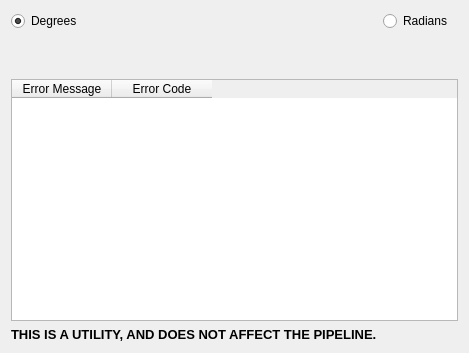
Above: Source/Plugins/OrientationAnalysis/FilterParameterWidgets/UI_Files/OrientationUtilityWidget.ui from BlueQuartzSoftware/DREAM3D before the change. Below: the same form after it.
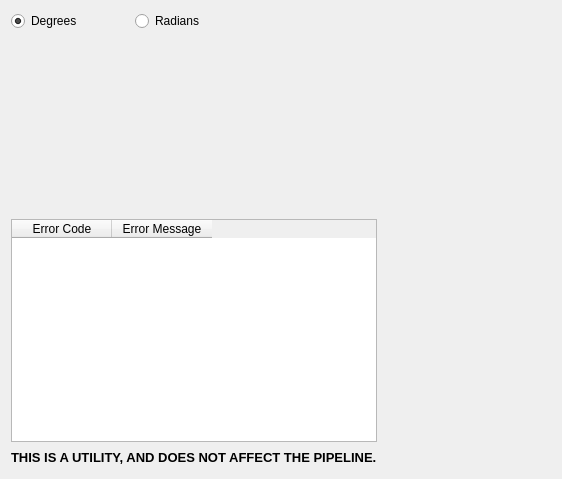
That is the form after the change. Custom widgets are drawn as their Qt base class.

Commit message: Fixing error code/message table order. Consolidating some duplicate slots. Cleaned up tab order for all widgets. Added horizontal spacers so that each widget doesn't stretch too far.

```diff
--- a/Source/Plugins/OrientationAnalysis/FilterParameterWidgets/UI_Files/OrientationUtilityWidget.ui
+++ b/Source/Plugins/OrientationAnalysis/FilterParameterWidgets/UI_Files/OrientationUtilityWidget.ui
@@ -6,14 +6,21 @@
    <rect>
     <x>0</x>
     <y>0</y>
-    <width>441</width>
-    <height>353</height>
+    <width>562</width>
+    <height>479</height>
    </rect>
   </property>
   <property name="windowTitle">
    <string>Form</string>
   </property>
-  <layout class="QGridLayout" name="gridLayout" columnstretch="0,0,0">
+  <layout class="QGridLayout" name="gridLayout">
+   <item row="0" column="1">
+    <widget class="QRadioButton" name="radiansBtn">
+     <property name="text">
+      <string>Radians</string>
+     </property>
+    </widget>
+   </item>
    <item row="0" column="0">
     <widget class="QRadioButton" name="degreesBtn">
      <property name="text">
@@ -24,71 +31,181 @@
      </property>
     </widget>
    </item>
-   <item row="9" column="0" colspan="3">
-    <widget class="QTableWidget" name="errorTable">
-     <attribute name="verticalHeaderVisible">
-      <bool>false</bool>
-     </attribute>
-     <column>
-      <property name="text">
-       <string>Error Message</string>
-      </property>
-     </column>
-     <column>
-      <property name="text">
-       <string>Error Code</string>
-      </property>
-     </column>
-    </widget>
+   <item row="6" column="3">
+    <spacer name="horizontalSpacer_7">
+     <property name="orientation">
+      <enum>Qt::Horizontal</enum>
+     </property>
+     <property name="sizeHint" stdset="0">
+      <size>
+       <width>185</width>
+       <height>20</height>
+      </size>
+     </property>
+    </spacer>
    </item>
-   <item row="4" column="0" colspan="3">
-    <widget class="AxisAngleWidget" name="axisAngleWidget" native="true"/>
+   <item row="3" column="3">
+    <spacer name="horizontalSpacer_4">
+     <property name="orientation">
+      <enum>Qt::Horizontal</enum>
+     </property>
+     <property name="sizeHint" stdset="0">
+      <size>
+       <width>185</width>
+       <height>20</height>
+      </size>
+     </property>
+    </spacer>
+   </item>
+   <item row="7" column="3">
+    <spacer name="horizontalSpacer_8">
+     <property name="orientation">
+      <enum>Qt::Horizontal</enum>
+     </property>
+     <property name="sizeHint" stdset="0">
+      <size>
+       <width>185</width>
+       <height>20</height>
+      </size>
+     </property>
+    </spacer>
+   </item>
+   <item row="4" column="3">
+    <spacer name="horizontalSpacer_5">
+     <property name="orientation">
+      <enum>Qt::Horizontal</enum>
+     </property>
+     <property name="sizeHint" stdset="0">
+      <size>
+       <width>185</width>
+       <height>20</height>
+      </size>
+     </property>
+    </spacer>
+   </item>
+   <item row="0" column="2" colspan="2">
+    <spacer name="horizontalSpacer">
+     <property name="orientation">
+      <enum>Qt::Horizontal</enum>
+     </property>
+     <property name="sizeHint" stdset="0">
+      <size>
+       <width>40</width>
+       <height>20</height>
+      </size>
+     </property>
+    </spacer>
+   </item>
+   <item row="5" column="3">
+    <spacer name="horizontalSpacer_6">
+     <property name="orientation">
+      <enum>Qt::Horizontal</enum>
+     </property>
+     <property name="sizeHint" stdset="0">
+      <size>
+       <width>185</width>
+       <height>20</height>
+      </size>
+     </property>
+    </spacer>
+   </item>
+   <item row="1" column="3">
+    <spacer name="horizontalSpacer_2">
+     <property name="orientation">
+      <enum>Qt::Horizontal</enum>
+     </property>
+     <property name="sizeHint" stdset="0">
+      <size>
+       <width>185</width>
+       <height>20</height>
+      </size>
+     </property>
+    </spacer>
+   </item>
+   <item row="2" column="3">
+    <spacer name="horizontalSpacer_3">
+     <property name="orientation">
+      <enum>Qt::Horizontal</enum>
+     </property>
+     <property name="sizeHint" stdset="0">
+      <size>
+       <width>185</width>
+       <height>20</height>
+      </size>
+     </property>
+    </spacer>
    </item>
    <item row="2" column="0" colspan="3">
+    <widget class="CubochoricWidget" name="cubochoricWidget" native="true"/>
+   </item>
+   <item row="5" column="0" colspan="3">
+    <widget class="OmWidget" name="omWidget" native="true"/>
+   </item>
+   <item row="4" column="0" colspan="3">
+    <widget class="HomochoricWidget" name="homochoricWidget" native="true"/>
+   </item>
+   <item row="6" column="0" colspan="3">
     <widget class="QuatWidget" name="quatWidget" native="true"/>
    </item>
-   <item row="10" column="0">
-    <widget class="QLabel" name="label">
-     <property name="text">
-      <string>&lt;html&gt;&lt;head/&gt;&lt;body&gt;&lt;p&gt;&lt;span style=&quot; font-size:10pt; font-weight:600;&quot;&gt;THIS IS A UTILITY, AND DOES NOT AFFECT THE PIPELINE.&lt;/span&gt;&lt;/p&gt;&lt;/body&gt;&lt;/html&gt;</string>
-     </property>
-    </widget>
-   </item>
-   <item row="0" column="1">
-    <widget class="QRadioButton" name="radiansBtn">
-     <property name="text">
-      <string>Radians</string>
-     </property>
-    </widget>
-   </item>
    <item row="3" column="0" colspan="3">
-    <widget class="OmWidget" name="omWidget" native="true"/>
-   </item>
-   <item row="1" column="0" colspan="3">
     <widget class="EulerWidget" name="eulerWidget" native="true"/>
    </item>
    <item row="7" column="0" colspan="3">
-    <widget class="CubochoricWidget" name="cubochoricWidget" native="true"/>
-   </item>
-   <item row="5" column="0" colspan="3">
     <widget class="RodriguesWidget" name="rodriguesWidget" native="true"/>
    </item>
-   <item row="6" column="0" colspan="3">
-    <widget class="HomochoricWidget" name="homochoricWidget" native="true"/>
+   <item row="1" column="0" colspan="3">
+    <widget class="AxisAngleWidget" name="axisAngleWidget" native="true"/>
    </item>
-   <item row="0" column="2">
-    <spacer name="horizontalSpacer">
+   <item row="9" column="0" colspan="3">
+    <widget class="QLabel" name="label">
+     <property name="text">
+      <string>&lt;html&gt;&lt;head/&gt;&lt;body&gt;&lt;p&gt;&lt;span style=&quot; font-size:10pt; font-weight:600;&quot;&gt;THIS IS A UTILITY, AND DOES NOT AFFECT THE PIPELINE.&lt;/span&gt;&lt;/p&gt;&lt;/body&gt;&lt;/html&gt;</string>
+     </property>
+    </widget>
+   </item>
+   <item row="8" column="3">
+    <spacer name="horizontalSpacer_9">
      <property name="orientation">
       <enum>Qt::Horizontal</enum>
      </property>
      <property name="sizeHint" stdset="0">
       <size>
-       <width>40</width>
+       <width>185</width>
        <height>20</height>
       </size>
      </property>
     </spacer>
    </item>
+   <item row="9" column="3">
+    <spacer name="horizontalSpacer_10">
+     <property name="orientation">
+      <enum>Qt::Horizontal</enum>
+     </property>
+     <property name="sizeHint" stdset="0">
+      <size>
+       <width>185</width>
+       <height>20</height>
+      </size>
+     </property>
+    </spacer>
+   </item>
+   <item row="8" column="0" colspan="3">
+    <widget class="QTableWidget" name="errorTable">
+     <attribute name="verticalHeaderVisible">
+      <bool>false</bool>
+     </attribute>
+     <column>
+      <property name="text">
+       <string>Error Code</string>
+      </property>
+     </column>
+     <column>
+      <property name="text">
+       <string>Error Message</string>
+      </property>
+     </column>
+    </widget>
+   </item>
   </layout>
  </widget>
  <customwidgets>
```
Left out of the diff: 5 changed lines with no effect on the pictures. The commit also changes 21 other files.
